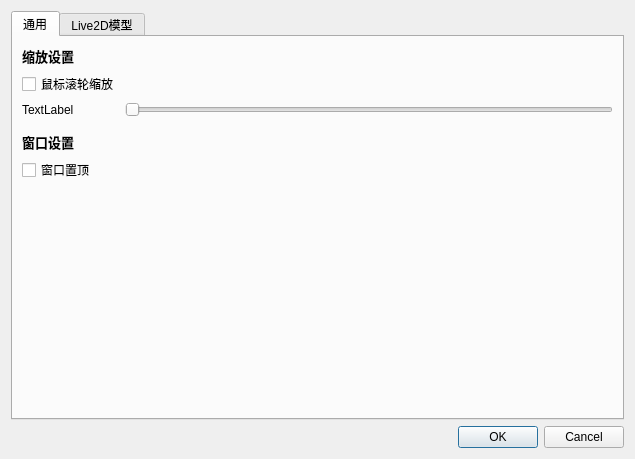
The window that settingsdialog.ui (Positron114514/GunShipVPet) describes before a commit, drawn with Qt 5.
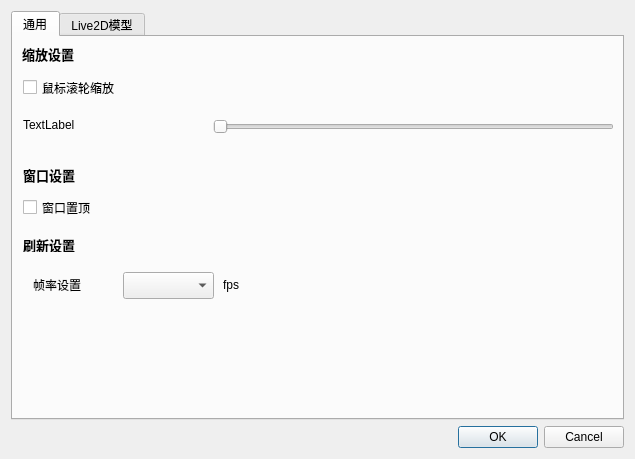
The same window after the commit. Custom widgets are drawn as their Qt base class.

Commit message: Feature: fix bug in list, add fps settings and model adjustment function

What changed in the file:
```diff
--- a/settingsdialog.ui
+++ b/settingsdialog.ui
@@ -14,8 +14,13 @@
    <string>Dialog</string>
   </property>
   <layout class="QGridLayout" name="gridLayout">
-   <item row="4" column="0">
+   <item row="8" column="0">
     <widget class="QTabWidget" name="tabWidget">
+     <property name="font">
+      <font>
+       <pointsize>9</pointsize>
+      </font>
+     </property>
      <property name="currentIndex">
       <number>0</number>
      </property>
@@ -23,9 +28,15 @@
       <attribute name="title">
        <string>通用</string>
       </attribute>
-      <layout class="QFormLayout" name="formLayout">
-       <item row="0" column="0">
         <widget class="QLabel" name="labelTitle1">
+       <property name="geometry">
+        <rect>
+         <x>9</x>
+         <y>9</y>
+         <width>52</width>
+         <height>16</height>
+        </rect>
+       </property>
          <property name="font">
           <font>
            <pointsize>10</pointsize>
@@ -36,16 +47,28 @@
           <string>缩放设置</string>
          </property>
         </widget>
-       </item>
-       <item row="1" column="0">
         <widget class="QCheckBox" name="checkBoxWheelZoom">
+       <property name="geometry">
+        <rect>
+         <x>10</x>
+         <y>40</y>
+         <width>97</width>
+         <height>21</height>
+        </rect>
+       </property>
          <property name="text">
           <string>鼠标滚轮缩放</string>
          </property>
         </widget>
-       </item>
-       <item row="5" column="0">
         <widget class="QLabel" name="labelSize">
+       <property name="geometry">
+        <rect>
+         <x>10</x>
+         <y>80</y>
+         <width>171</width>
+         <height>16</height>
+        </rect>
+       </property>
          <property name="text">
           <string>TextLabel</string>
          </property>
@@ -53,23 +76,28 @@
           <bool>false</bool>
          </property>
         </widget>
-       </item>
-       <item row="5" column="1">
         <widget class="OptimizedSlider" name="sliderZoom">
-         <property name="orientation">
-          <enum>Qt::Horizontal</enum>
-         </property>
-        </widget>
-       </item>
-       <item row="6" column="0">
-        <widget class="Line" name="line">
+       <property name="geometry">
+        <rect>
+         <x>200</x>
+         <y>80</y>
+         <width>401</width>
+         <height>20</height>
+        </rect>
+       </property>
          <property name="orientation">
           <enum>Qt::Horizontal</enum>
          </property>
         </widget>
-       </item>
-       <item row="8" column="0">
         <widget class="QLabel" name="labelTitle2">
+       <property name="geometry">
+        <rect>
+         <x>10</x>
+         <y>130</y>
+         <width>52</width>
+         <height>16</height>
+        </rect>
+       </property>
          <property name="font">
           <font>
            <pointsize>10</pointsize>
@@ -80,24 +108,130 @@
           <string>窗口设置</string>
          </property>
         </widget>
-       </item>
-       <item row="9" column="0">
         <widget class="QCheckBox" name="checkBoxWindowTop">
+       <property name="geometry">
+        <rect>
+         <x>10</x>
+         <y>160</y>
+         <width>73</width>
+         <height>21</height>
+        </rect>
+       </property>
          <property name="text">
           <string>窗口置顶</string>
          </property>
         </widget>
-       </item>
-      </layout>
+      <widget class="QLabel" name="label_2">
+       <property name="geometry">
+        <rect>
+         <x>10</x>
+         <y>200</y>
+         <width>56</width>
+         <height>15</height>
+        </rect>
+       </property>
+       <property name="font">
+        <font>
+         <pointsize>10</pointsize>
+         <bold>true</bold>
+        </font>
+       </property>
+       <property name="text">
+        <string>刷新设置</string>
+       </property>
+      </widget>
+      <widget class="QComboBox" name="comboFPSSetting">
+       <property name="geometry">
+        <rect>
+         <x>110</x>
+         <y>235</y>
+         <width>91</width>
+         <height>27</height>
+        </rect>
+       </property>
+      </widget>
+      <widget class="QLabel" name="label_3">
+       <property name="geometry">
+        <rect>
+         <x>20</x>
+         <y>240</y>
+         <width>71</width>
+         <height>16</height>
+        </rect>
+       </property>
+       <property name="text">
+        <string>帧率设置</string>
+       </property>
+      </widget>
+      <widget class="QLabel" name="label_4">
+       <property name="geometry">
+        <rect>
+         <x>210</x>
+         <y>240</y>
+         <width>56</width>
+         <height>15</height>
+        </rect>
+       </property>
+       <property name="text">
+        <string>fps</string>
+       </property>
+      </widget>
      </widget>
      <widget class="QWidget" name="modelTab">
       <attribute name="title">
        <string>Live2D模型</string>
       </attribute>
+      <widget class="QComboBox" name="comboModel">
+       <property name="geometry">
+        <rect>
+         <x>20</x>
+         <y>60</y>
+         <width>341</width>
+         <height>27</height>
+        </rect>
+       </property>
+      </widget>
+      <widget class="QLabel" name="labelTitle3">
+       <property name="geometry">
+        <rect>
+         <x>10</x>
+         <y>10</y>
+         <width>56</width>
+         <height>15</height>
+        </rect>
+       </property>
+       <property name="font">
+        <font>
+         <pointsize>10</pointsize>
+         <bold>true</bold>
+        </font>
+       </property>
+       <property name="text">
+        <string>选择模型</string>
+       </property>
+      </widget>
+      <widget class="QLabel" name="label">
+       <property name="geometry">
+        <rect>
+         <x>20</x>
+         <y>40</y>
+         <width>91</width>
+         <height>16</height>
+        </rect>
+       </property>
+       <property name="font">
+        <font>
+         <pointsize>9</pointsize>
+        </font>
+       </property>
+       <property name="text">
+        <string>从现有模型</string>
+       </property>
+      </widget>
      </widget>
     </widget>
    </item>
-   <item row="5" column="0">
+   <item row="9" column="0">
     <widget class="QDialogButtonBox" name="configureBox">
      <property name="orientation">
       <enum>Qt::Horizontal</enum>
```
Lines whose indentation alone changed are shown as unchanged. The commit also changes 10 other files.
